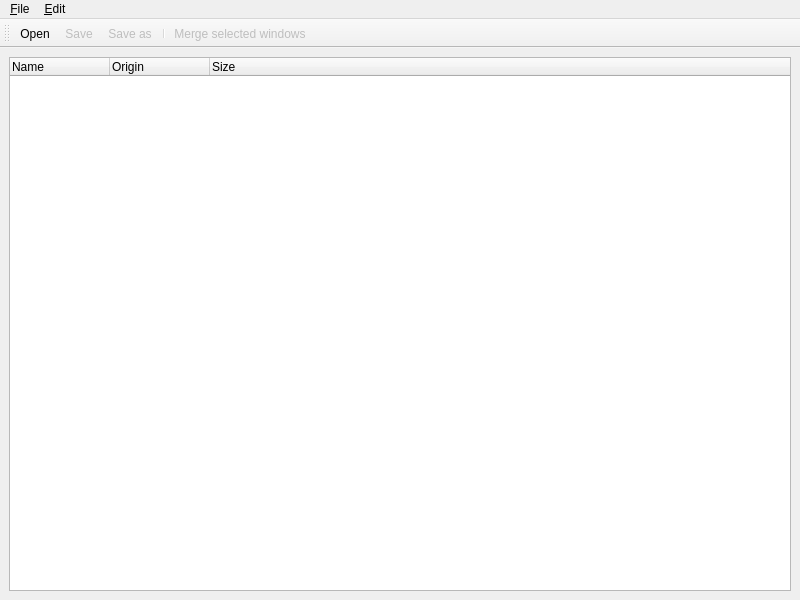
This is display-merger.ui in rpavlik/jconf-display-merger as Qt 5 draws it before an edit. The edited form follows.
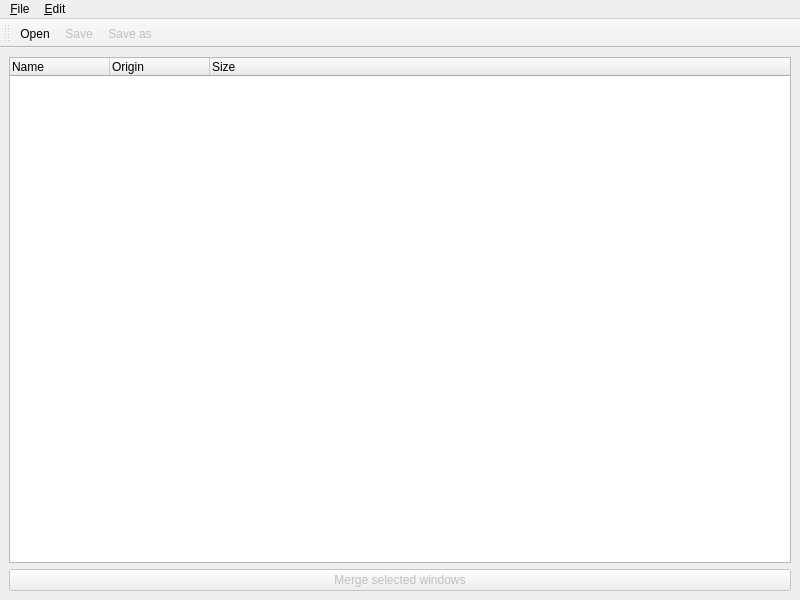
This is the edited form.

Commit message: bring back the merge button with more signal/slot work

The edit to the form file:
```diff
--- a/display-merger.ui
+++ b/display-merger.ui
@@ -52,6 +52,16 @@
       </column>
      </widget>
     </item>
+    <item>
+     <widget class="QPushButton" name="MergeButton">
+      <property name="enabled">
+       <bool>false</bool>
+      </property>
+      <property name="text">
+       <string>Merge selected windows</string>
+      </property>
+     </widget>
+    </item>
    </layout>
   </widget>
   <widget class="QMenuBar" name="menubar">
@@ -95,8 +105,6 @@
    <addaction name="action_Open"/>
    <addaction name="action_Save"/>
    <addaction name="actionSave_as"/>
-   <addaction name="separator"/>
-   <addaction name="action_Merge_selected_windows"/>
   </widget>
   <action name="action_Open">
    <property name="text">
```
Left out of the diff: 16 changed lines with no effect on the pictures. The commit also changes 1 other file.
